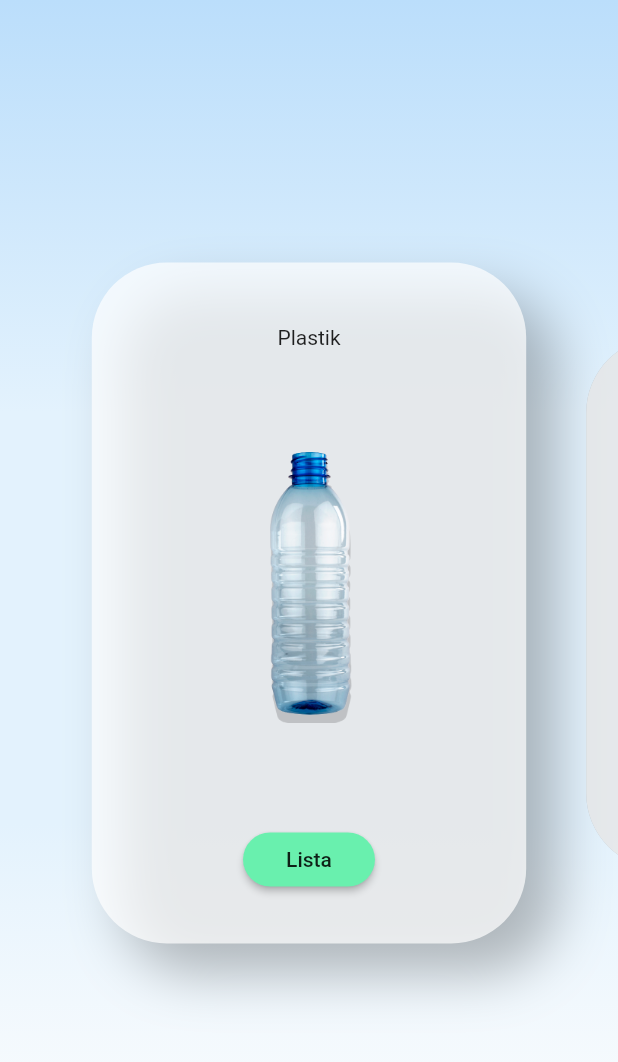
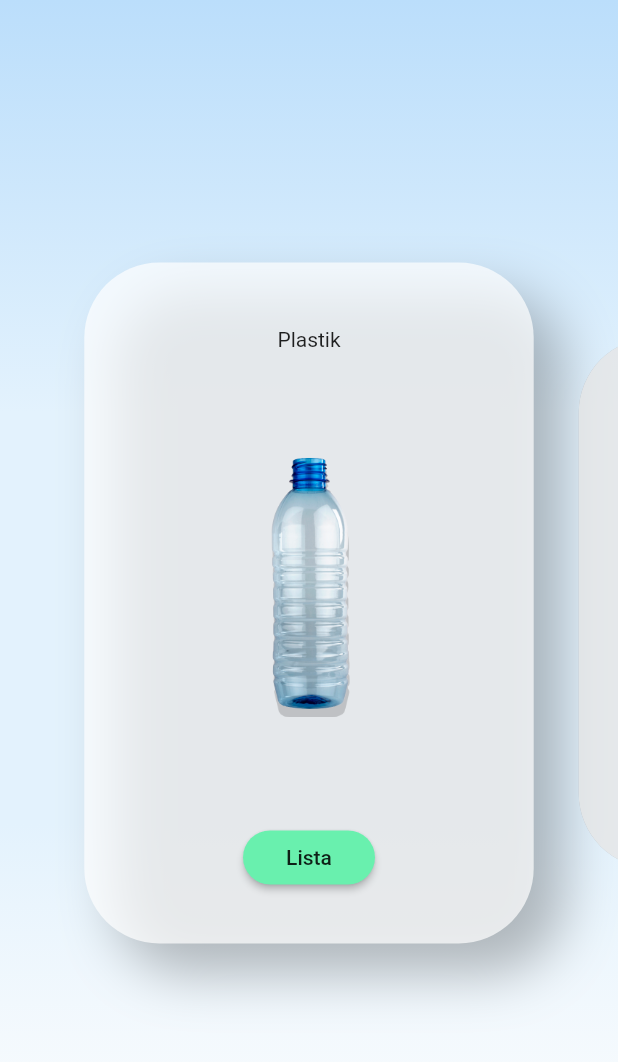
Before and after one commit to ciakarellas/recycling_app, a Flutter app: the screen it shows after launch, on a phone screen of 412 x 824 dp. Shown: the top 1062 px of the screen. Run offline on Flutter 3.47's test engine with Material 2 defaults, Android fonts, the phone set to English and light mode, and no system bars.

Commit message:
change margin from 20 to 15 px. Bigger margins looks ugly in smaller devices

```diff
--- a/lib/Widget/carousel_page.dart
+++ b/lib/Widget/carousel_page.dart
@@ -17,7 +17,7 @@ class PageCarousel extends StatelessWidget{
     final double bottom = active ? 100 : 150;
     final double blur = active ? 30 : 0;
     final double offset = active ? 20 : 0;
-    final double imageHeight = active ? 2.2 : 2.6;
+    final double imageHeight = active ? 2.3 : 3.0;
     final double deviceSize = MediaQuery.of(context).size.width;
 
 
@@ -27,7 +27,7 @@ class PageCarousel extends StatelessWidget{
     return AnimatedContainer(
       duration: Duration(milliseconds: 200),
       curve: Curves.easeInSine,
-      margin: EdgeInsets.only(top: top, bottom: bottom, right: 20,left: 20),
+      margin: EdgeInsets.only(top: top, bottom: bottom, right: 15,left: 15),
       decoration: BoxDecoration(
         borderRadius: BorderRadius.circular(50),
         boxShadow: [BoxShadow(color: Colors.black26, blurRadius: blur, offset: Offset(offset, offset))]
```
